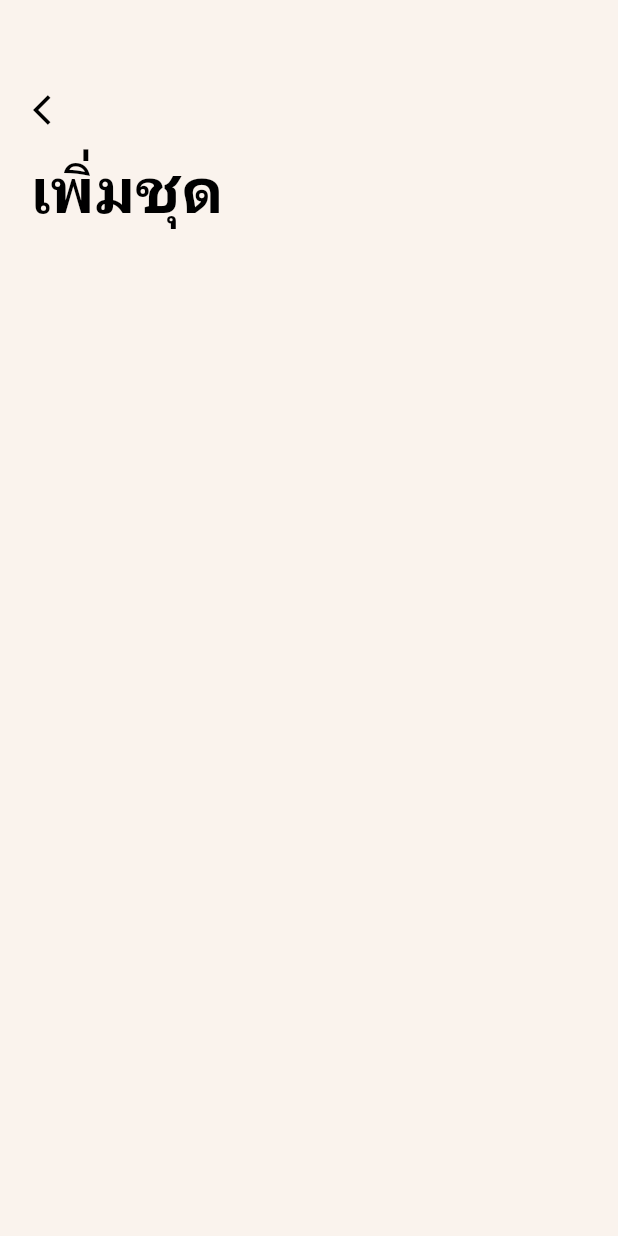
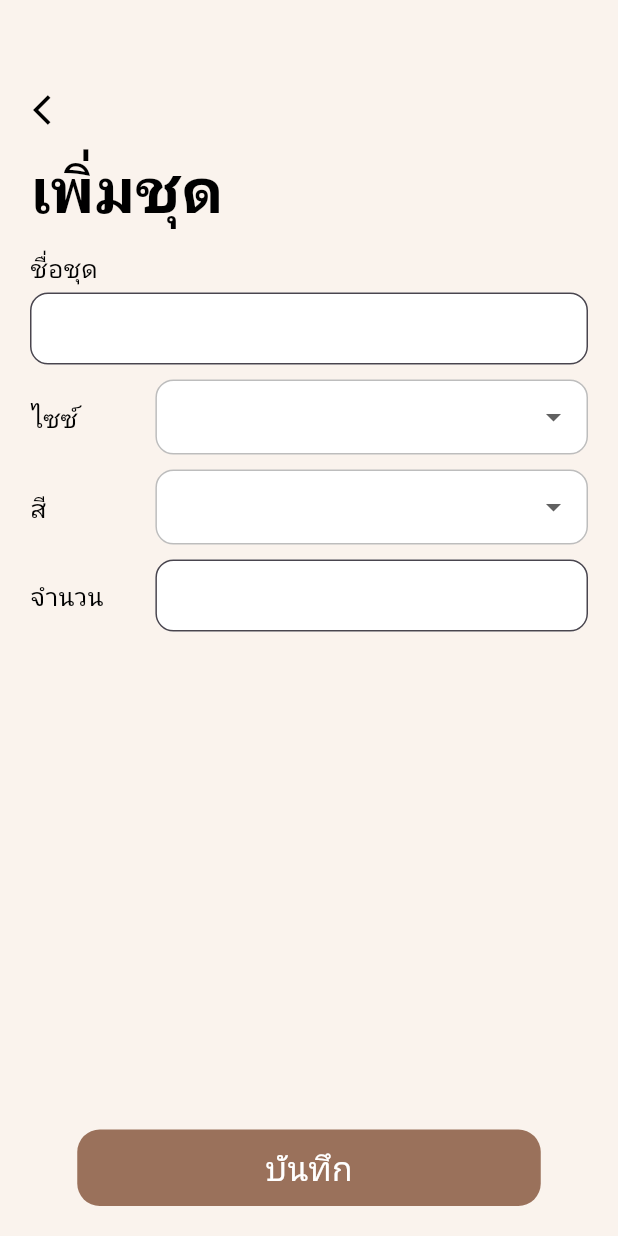
Before and after one commit to Karakapy/rentmylove, a Flutter app: the AddProductScreen screen opened by its route, on a phone screen of 412 x 824 dp. Run offline on Flutter 3.47's test engine with Material 3 defaults, Android fonts, the phone set to English and light mode, and no system bars; drawn by our look-alikes of dropdown_button2; our stand-ins replace firebase_core; accounts and stored records are empty; Roboto replaces fonts that are missing (Kanit).

Commit message:
Complete adding elements

```diff
--- a/lib/screens/add_product_screen.dart
+++ b/lib/screens/add_product_screen.dart
@@ -2,11 +2,14 @@ import 'package:flutter/cupertino.dart';
 import 'package:flutter/material.dart';
 import 'package:flutter/services.dart';
 import 'package:rentmylove/text_style.dart';
+import 'package:rentmylove/widgets/product_list_widget.dart';
+import 'package:rentmylove/widgets/save_button_widget.dart';
+import 'package:rentmylove/widgets/text_field.dart';
 import '../color_preset.dart';
 import '../widgets/app_bar_widget.dart';
 
 class AddProductScreen extends StatefulWidget {
-  const AddProductScreen({super.key});
+  const AddProductScreen({Key? key}) : super(key: key);
 
   @override
   State<AddProductScreen> createState() => _AddProductScreenState();
@@ -15,15 +18,37 @@ class AddProductScreen extends StatefulWidget {
 class _AddProductScreenState extends State<AddProductScreen> {
   @override
   Widget build(BuildContext context) {
+    double screenWidth = MediaQuery.of(context).size.width;
     return Scaffold(
-        backgroundColor: wallpaper,
-        appBar: const CustomAppBar(),
-        body: Container(
-          margin: EdgeInsets.symmetric(horizontal: 20),
-          child: Column(children: [
-            Text('เพิ่มชุด',
-            style: RmlTextStyle.title,),
-          ]),
-        ));
+      backgroundColor: wallpaper,
+      appBar: const CustomAppBar(),
+      body: Container(
+        margin: EdgeInsets.only(bottom: 20),
+        child: Column(
+          children: [
+            Expanded(
+              child: ListView(
+                padding: EdgeInsets.symmetric(horizontal: 20),
+                children: [
+                  const Text(
+                    'เพิ่มชุด',
+                    style: RmlTextStyle.title,
+                  ),
+                  const SizedBox(height: 10),
+                  const Text('ชื่อชุด', style: RmlTextStyle.normalText),
+                  const SizedBox(height: 5),
+                  TextFieldWidget(width: screenWidth),
+                  const SizedBox(height: 10),
+                  ProductListWidget(width: screenWidth),
+                ],
+              ),
+            ),
+            SaveButtonWidget(
+              tapFunc: () {},
+            ),
+          ],
+        ),
+      ),
+    );
   }
 }
--- a/lib/screens/edit_product_screen.dart
+++ b/lib/screens/edit_product_screen.dart
@@ -1,5 +1,12 @@
 import 'package:flutter/cupertino.dart';
 import 'package:flutter/material.dart';
+import 'package:flutter/services.dart';
+import 'package:rentmylove/text_style.dart';
+import 'package:rentmylove/widgets/product_list_widget.dart';
+import 'package:rentmylove/widgets/text_field.dart';
+import '../color_preset.dart';
+import '../widgets/app_bar_widget.dart';
+import '../widgets/save_button_widget.dart';
 
 class EditProductScreen extends StatefulWidget {
   const EditProductScreen({super.key});
@@ -11,6 +18,37 @@ class EditProductScreen extends StatefulWidget {
 class _EditProductScreenState extends State<EditProductScreen> {
   @override
   Widget build(BuildContext context) {
-    return const Placeholder();
+    double screenWidth = MediaQuery.of(context).size.width;
+    return Scaffold(
+      backgroundColor: wallpaper,
+      appBar: const CustomAppBar(),
+      body: Container(
+        margin: EdgeInsets.only(bottom: 20),
+        child: Column(
+          children: [
+            Expanded(
+              child: ListView(
+                padding: EdgeInsets.symmetric(horizontal: 20),
+                children: [
+                  const Text(
+                    'เพิ่มชุด',
+                    style: RmlTextStyle.title,
+                  ),
+                  const SizedBox(height: 10),
+                  const Text('ชื่อชุด', style: RmlTextStyle.normalText),
+                  const SizedBox(height: 5),
+                  TextFieldWidget(width: screenWidth),
+                  const SizedBox(height: 10),
+                  ProductListWidget(width: screenWidth),
+                ],
+              ),
+            ),
+            SaveButtonWidget(
+              tapFunc: () {},
+            ),
+          ],
+        ),
+      ),
+    );
   }
 }
--- /dev/null
+++ b/lib/widgets/product_list_widget.dart
@@ -0,0 +1,163 @@
+import 'package:dropdown_button2/dropdown_button2.dart';
+import 'package:flutter/material.dart';
+import 'package:rentmylove/text_style.dart';
+import 'package:rentmylove/widgets/text_field.dart';
+
+class ProductListWidget extends StatefulWidget {
+  final double width;
+
+  const ProductListWidget({required this.width});
+
+  @override
+  State<ProductListWidget> createState() => _ProductListWidgetState();
+}
+
+class _ProductListWidgetState extends State<ProductListWidget> {
+  String? selectedSize;
+  String? selectedColor;
+  int? amount;
+
+  final List<String> sizeList = [
+    'XS','S','M','L','XL','XXL'
+  ];
+  final List<String> colorList = [
+    'ขาว',
+    'ดำ',
+    'ชมพู',
+    'ชมพูอ่อน',
+    'โอลด์โรส',
+    'เหลือง',
+    'เหลืองอ่อน',
+    'แดง',
+    'ฟ้าคราม',
+    'น้ำเงิน',
+    'เบจ',
+    'น้ำตาล',
+    'ครีม',
+
+  ];
+
+  @override
+  Widget build(BuildContext context) {
+    return Container(
+        width: widget.width,
+      margin: EdgeInsets.only(bottom: 10),
+        child: Column(
+          crossAxisAlignment: CrossAxisAlignment.start,
+          children: [
+              Row(
+              crossAxisAlignment: CrossAxisAlignment.center,
+              mainAxisAlignment: MainAxisAlignment.spaceBetween,
+              children: [
+                    const Text("ไซซ์", style: RmlTextStyle.normalText,),
+                    DropdownButtonHideUnderline(
+                        child: DropdownButton2(
+                          buttonStyleData: ButtonStyleData(
+                            width: widget.width * 0.7,
+                            height: 50,
+                            padding: EdgeInsets.only(left: 10, right: 10),
+                            decoration: BoxDecoration(
+                              color: Colors.white,
+                              borderRadius: BorderRadius.circular(12),
+                              border: Border.all(
+                                color: Colors.black26,
+                              ),
+                            ),
+                          ),
+                          dropdownStyleData: const DropdownStyleData(
+                              maxHeight: 200,
+                              width: 200,
+                          ),
+                          items: sizeList.map((String size) => DropdownMenuItem<String>(
+                            value: size,
+                            child: Text( size,
+                                style: RmlTextStyle.normalText
+                            ),
+                            // overflow: TextOverflow.ellipsis,
+                          ),).toList(),
+                          onChanged: (String? value) {
+                            setState(() {
+                              selectedSize = value;
+                              // selectedColor = null;
+                            });
+                            print(selectedSize);
+                          },
+                          value: selectedSize,
+                        )
+                    ),
+                  ],
+              ),
+                const SizedBox(height: 10),
+                Row(
+                  crossAxisAlignment: CrossAxisAlignment.center,
+                  mainAxisAlignment: MainAxisAlignment.spaceBetween,
+                  children: [
+                      const Text("สี", style: RmlTextStyle.normalText),
+                      DropdownButtonHideUnderline(
+                        child: DropdownButton2(
+                          isExpanded: true,
+                          value: selectedColor,
+                          buttonStyleData: ButtonStyleData(
+                            width: widget.width * 0.7,
+                            height: 50,
+                            padding: EdgeInsets.only(left: 10, right: 10),
+                            decoration: BoxDecoration(
+                              // isDense: true,
+                              color: Colors.white,
+                              // contentPadding: EdgeInsets.zero,
+                              // border: OutlineInputBorder(
+                              borderRadius: BorderRadius.circular(12),
+                              border: Border.all(
+                                color: Colors.black26,
+                              ),
+                            ),
+                          ),
+                          dropdownStyleData: const DropdownStyleData(
+                              maxHeight: 200
+                          ),
+                          items: colorList.map((String size) => DropdownMenuItem<String>(
+                            value: size,
+                            child: Text(
+                              size,
+                              style: RmlTextStyle.normalText,
+                              overflow: TextOverflow.ellipsis,
+                            ),
+                            // overflow: TextOverflow.ellipsis,
+                          ),).toList(),
+                          onChanged: (String? value) {
+                            setState(() {
+                              selectedColor = value;
+                            });
+                          },
+                        ),
+                      ),
+              ],
+            ),
+            const SizedBox(height: 10),
+                Row(
+                  crossAxisAlignment: CrossAxisAlignment.center,
+                  mainAxisAlignment: MainAxisAlignment.spaceBetween,
+                  children: [
+                    Text("จำนวน",style: RmlTextStyle.normalText,),
+                    Container(
+                      width: widget.width * 0.7,
+                      child: TextField(
+                        keyboardType: TextInputType.number,
+                        decoration: InputDecoration(
+                          border: OutlineInputBorder(
+                            borderRadius: BorderRadius.circular(12),
+                          ),
+                          filled: true,
+                          fillColor: Colors.white,
+                          contentPadding: const EdgeInsets.fromLTRB(12, 8, 12, 8),
+                        ),
+                      ),
+                    )
+                ],
+            )
+
+          ],
+        )
+    );
+  }
+}
--- /dev/null
+++ b/lib/widgets/save_button_widget.dart
@@ -0,0 +1,32 @@
+import 'package:flutter/material.dart';
+import 'package:rentmylove/color_preset.dart';
+import 'package:rentmylove/text_style.dart';
+
+class SaveButtonWidget extends StatelessWidget {
+  VoidCallback? tapFunc;
+  SaveButtonWidget({ this.tapFunc });
+
+  @override
+  Widget build(BuildContext context) {
+    double screenWidth = MediaQuery.of(context).size.width;
+    return GestureDetector(
+        onTap: tapFunc,
+        child: Container(
+          alignment: Alignment.center,
+          padding: EdgeInsets.symmetric(vertical: 10),
+            width: screenWidth*0.75,
+            decoration: BoxDecoration(
+              color: brown,
+              borderRadius: BorderRadius.circular(15.0),
+            ),
+            child: const Text(
+              "บันทึก",
+              style: TextStyle(
+                fontFamily: 'Kanit',
+                fontWeight: FontWeight.w500,
+                fontSize: 22,
+                color: Colors.white
+              ),
+            )));
+  }
+}
--- /dev/null
+++ b/lib/widgets/text_field.dart
@@ -0,0 +1,29 @@
+import 'package:flutter/material.dart';
+
+class TextFieldWidget extends StatefulWidget {
+  final double width;
+
+  const TextFieldWidget({required this.width});
+
+  @override
+  _TextFieldWidgetState createState() => _TextFieldWidgetState();
+}
+
+class _TextFieldWidgetState extends State<TextFieldWidget> {
+  @override
+  Widget build(BuildContext context) {
+    return Container(
+      width: widget.width,
+      child: TextField(
+        decoration: InputDecoration(
+          border: OutlineInputBorder(
+            borderRadius: BorderRadius.circular(12),
+          ),
+          filled: true,
+          fillColor: Colors.white,
+          contentPadding: const EdgeInsets.fromLTRB(12, 8, 12, 8),
+        ),
+      ),
+    );
+  }
+}
--- a/pubspec.yaml
+++ b/pubspec.yaml
@@ -36,6 +36,9 @@ dependencies:
   # Use with the CupertinoIcons class for iOS style icons.
   cupertino_icons: ^1.0.2
   firebase_core: ^2.21.0
+  dotted_border: ^2.1.0
+  dropdown_button2: ^2.3.9
+  calendar_date_picker2: ^0.5.3
 
 dev_dependencies:
   flutter_test:
```
Also changed, not shown: pubspec.lock.
